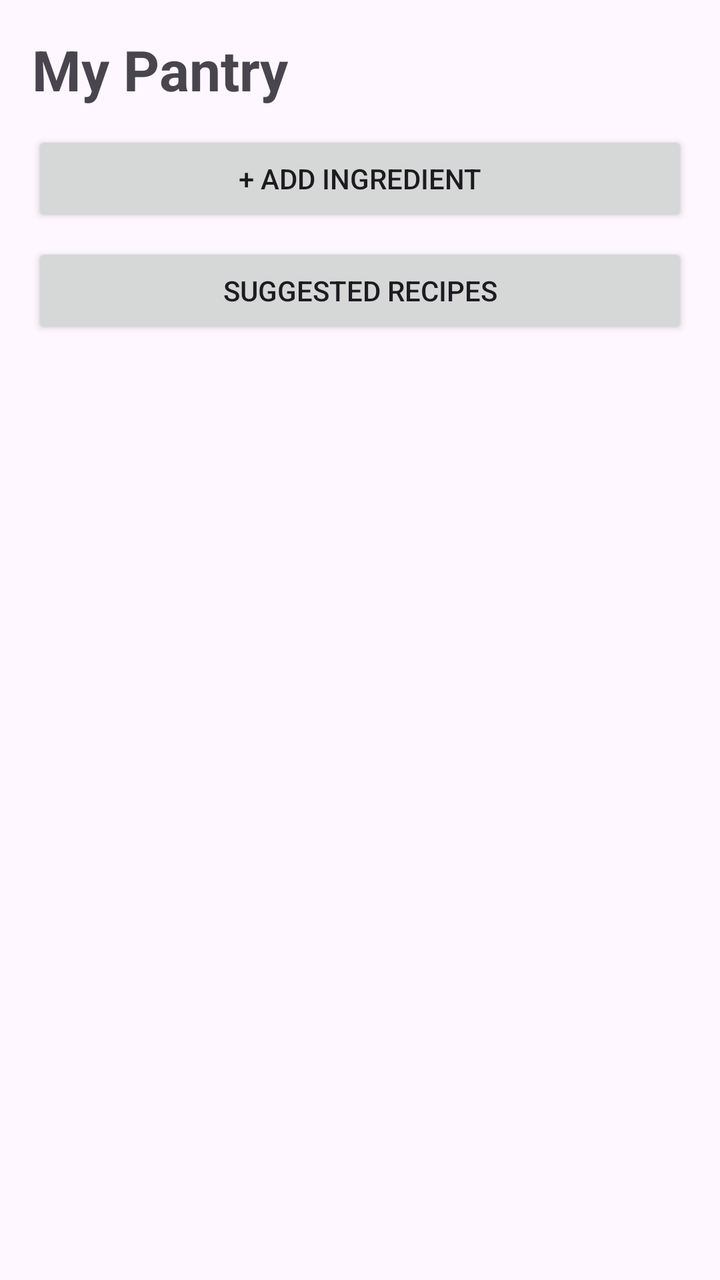
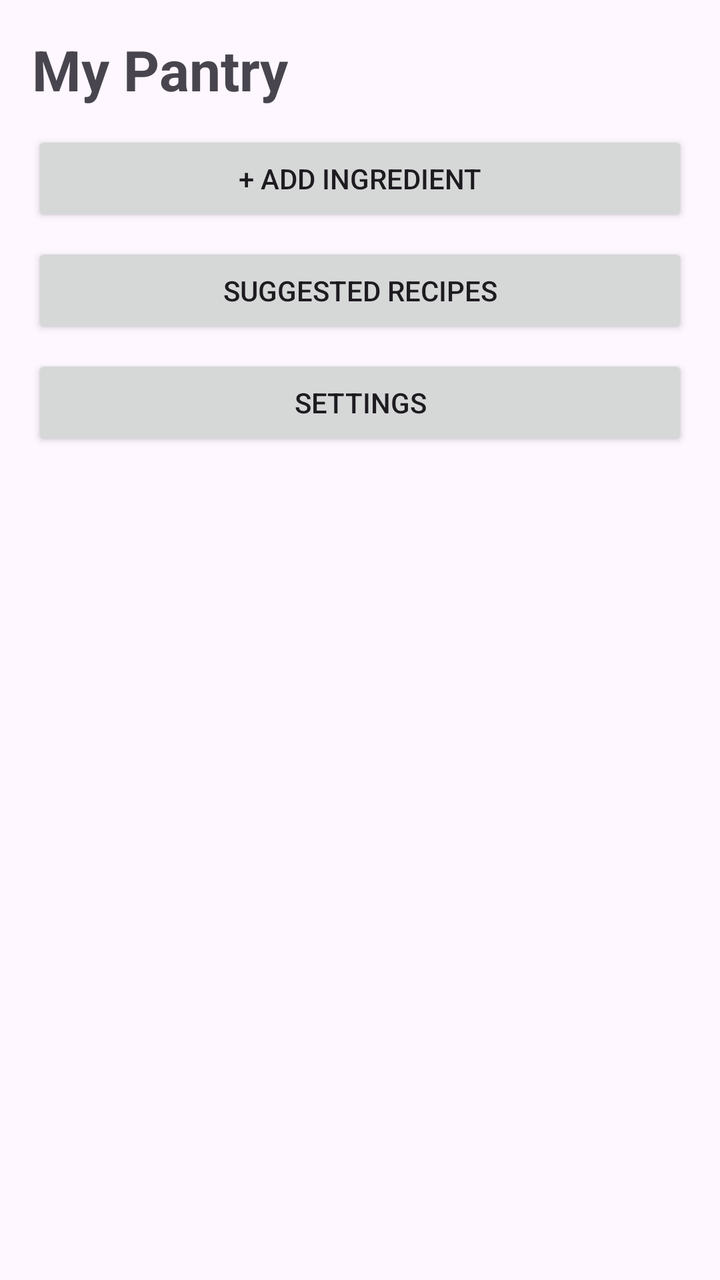

Two renders of the same Android screen: before a commit and after it. Below are the layout's source before the change and the commit's diff.
<!-- AndroidManifest.xml: application theme Theme.SmartPantryManager -->
<!-- res/layout/activity_main.xml -->
<?xml version="1.0" encoding="utf-8"?>
<LinearLayout xmlns:android="http://schemas.android.com/apk/res/android"
    android:layout_width="match_parent"
    android:layout_height="match_parent"
    android:orientation="vertical"
    android:padding="16dp">

    <TextView
        android:id="@+id/tvTitle"
        android:layout_width="match_parent"
        android:layout_height="wrap_content"
        android:text="My Pantry"
        android:textSize="28sp"
        android:textStyle="bold"
        android:paddingBottom="12dp" />

    <Button
        android:id="@+id/btnAddIngredient"
        android:layout_width="match_parent"
        android:layout_height="wrap_content"
        android:text="+ Add Ingredient" />

    <Button
        android:id="@+id/btnSuggestedRecipes"
        android:layout_width="match_parent"
        android:layout_height="wrap_content"
        android:layout_marginTop="8dp"
        android:text="Suggested Recipes" />

    <androidx.recyclerview.widget.RecyclerView
        android:id="@+id/recyclerPantry"
        android:layout_width="match_parent"
        android:layout_height="0dp"
        android:layout_weight="1"
        android:layout_marginTop="12dp" />

</LinearLayout>
<!-- resources referenced by this layout -->
<resources>
  <style name="Theme.SmartPantryManager" parent="Base.Theme.SmartPantryManager" />
  <style name="Base.Theme.SmartPantryManager" parent="Theme.Material3.DayNight.NoActionBar">
          
          
      </style>
</resources>

<!-- the commit's change to res/layout/activity_main.xml (unified diff, before → after) -->
@@ -27,6 +27,13 @@
         android:layout_marginTop="8dp"
         android:text="Suggested Recipes" />
 
+    <Button
+        android:id="@+id/btnSettings"
+        android:layout_width="match_parent"
+        android:layout_height="wrap_content"
+        android:layout_marginTop="8dp"
+        android:text="Settings" />
+
     <androidx.recyclerview.widget.RecyclerView
         android:id="@+id/recyclerPantry"
         android:layout_width="match_parent"
